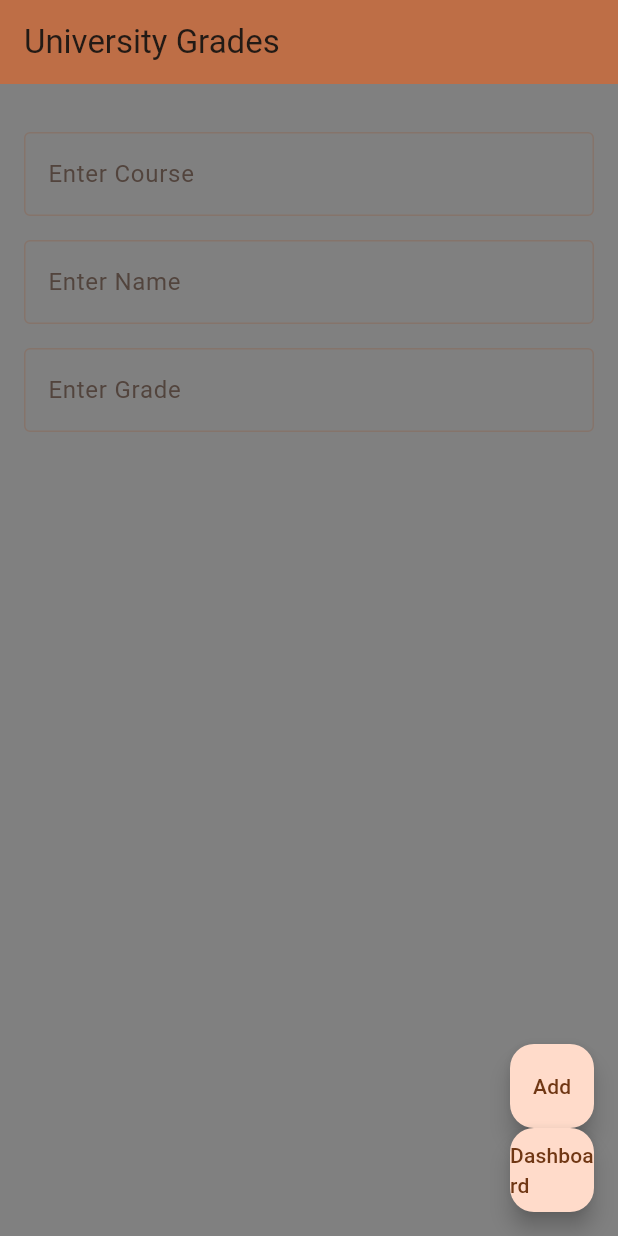
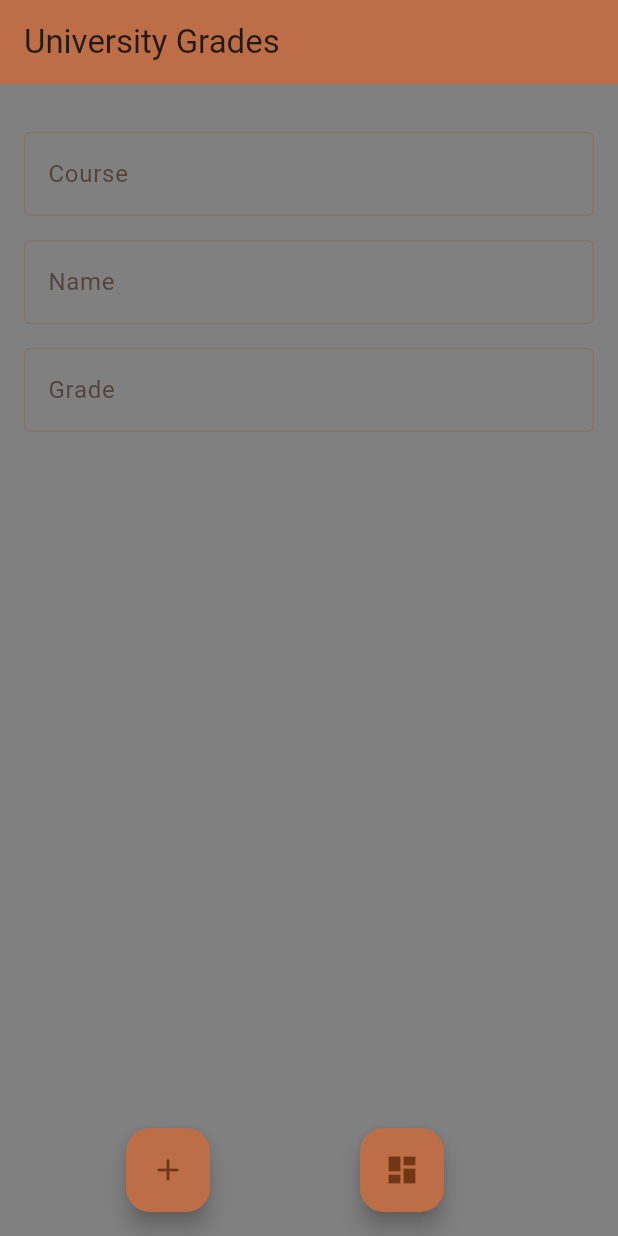
Before and after one commit to Davidpereira2803/unigrades, a Flutter app: the screen it shows after launch, on a phone screen of 412 x 824 dp. Run offline on Flutter 3.47's test engine with Material 3 defaults, Android fonts, the phone set to English and light mode, and no system bars.

Commit message:
Prototype-Android-V1

```diff
--- a/lib/main.dart
+++ b/lib/main.dart
@@ -1,3 +1,5 @@
+// ignore_for_file: use_build_context_synchronously
+
 import 'package:flutter/material.dart';
 import 'package:path_provider/path_provider.dart';
 import 'secondpage.dart';
@@ -18,6 +20,7 @@ class MyApp extends StatelessWidget {
       title: 'Unversity Grades',
       theme: ThemeData(
         scaffoldBackgroundColor: const Color.fromARGB(255, 128, 128, 128),
+        primaryColor: const Color.fromARGB(255, 190, 110, 70),
         colorScheme: ColorScheme.fromSeed(seedColor: const Color.fromARGB(255, 196, 118, 73)),
         useMaterial3: true,
       ),
@@ -94,15 +97,7 @@ void main() async {
   if (externalDir != null) {
     String externalPath = externalDir.path;
     filePath = '$externalPath/${myControllerCourse.text.toLowerCase()}.json';
-    print('External Storage Directory: $externalPath');
-
-    // You can append the desired file path to externalPath
-    print('Full File Path: $filePath');
-  } else {
-    print('Unable to get external storage directory.');
-  }
-
-
+  } else {}
 
   Map<String, dynamic> newData = {
     'course': myControllerCourse.text.toUpperCase(),
@@ -142,6 +137,7 @@ void main() async {
             TextField(
               controller: myControllerCourse,
               decoration: const InputDecoration(
+                labelText: 'Course',
                 border: OutlineInputBorder(),
                 hintText: 'Enter Course',
               ),
@@ -150,6 +146,7 @@ void main() async {
             TextField(
               controller: myControllerName,
               decoration: const InputDecoration(
+                labelText: 'Name',
                 border: OutlineInputBorder(),
                 hintText: 'Enter Name',
                 ),
@@ -158,6 +155,7 @@ void main() async {
               TextField(
                 controller: myControllerGrade,
                 decoration: const InputDecoration(
+                  labelText: 'Grade',
                   border: OutlineInputBorder(),
                   hintText: 'Enter Grade',
                 ),
@@ -165,12 +163,14 @@ void main() async {
           ],
         ),
       ),
-      floatingActionButton: Column(
-        mainAxisAlignment: MainAxisAlignment.end,
+      floatingActionButton: Row(
+        mainAxisAlignment: MainAxisAlignment.spaceEvenly,
         children: [
           FloatingActionButton(
             onPressed: main,
-            child: const Text('Add'),
+            tooltip: 'Add Exam',
+            backgroundColor: Theme.of(context).primaryColor,
+            child: const Icon(Icons.add),
           ),
           FloatingActionButton(
             onPressed:(){
@@ -179,7 +179,9 @@ void main() async {
                 MaterialPageRoute(builder: (context) => const SecondPage()),
               );
             },
-            child: const Text('Dashboard'),
+            tooltip: 'Go to Dashboard',
+            backgroundColor: Theme.of(context).primaryColor,
+            child: const Icon(Icons.dashboard),
           ),
         ],
       ),
```
Also changed, not shown: lib/secondpage.dart (+11 -4 lines).
